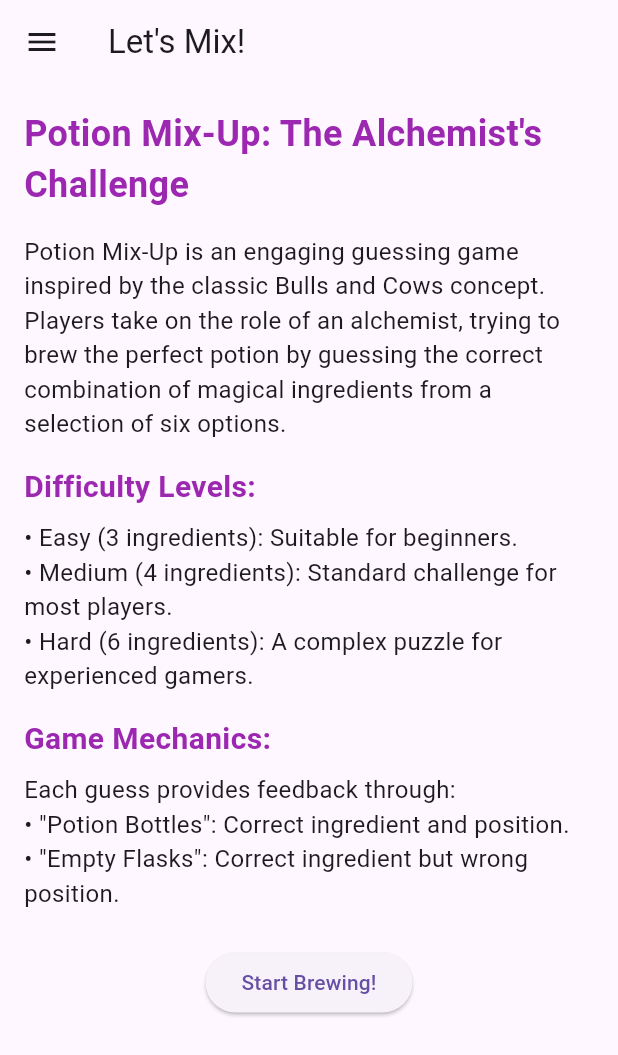
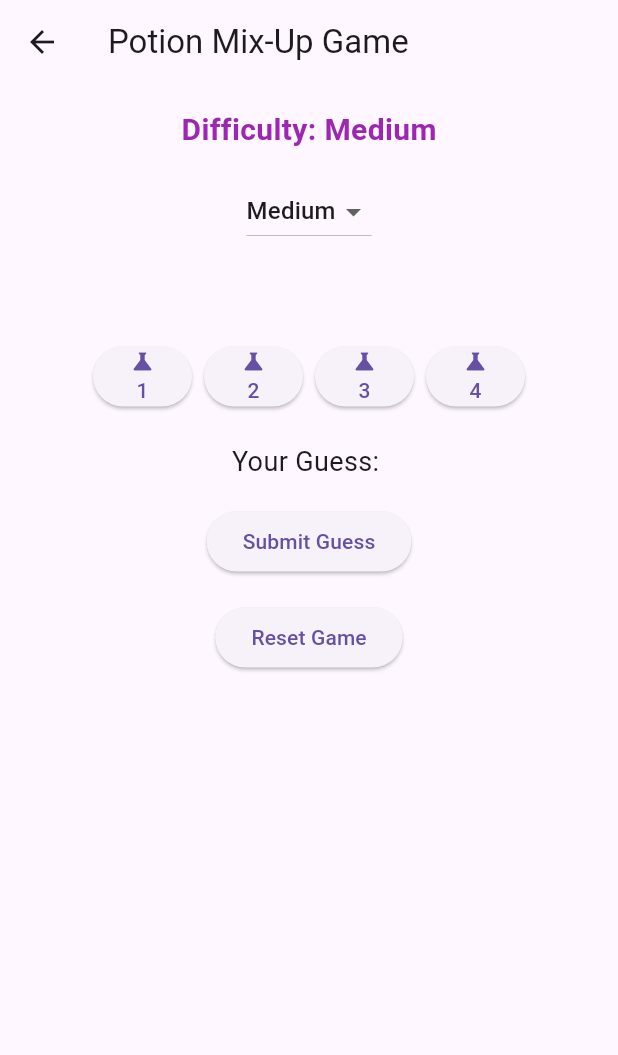
Before and after one commit to andurder/Mojojojo_appdev, a Flutter app: the LetsMixPage screen opened directly, after a tap on "Start Brewing!", on a phone screen of 412 x 824 dp. Shown: the top 1055 px of the screen. Run offline on Flutter 3.47's test engine with Material 3 defaults, Android fonts, the light colour scheme and no system bars.

Commit message:
2nd commit

```diff
--- a/trial1/potion_mixup/lib/game.dart
+++ b/trial1/potion_mixup/lib/game.dart
@@ -1,4 +1,5 @@
 import 'package:flutter/material.dart';
+import 'dart:math';
 import 'main.dart';
 
 class LetsMixPage extends StatelessWidget {
@@ -7,7 +8,9 @@ class LetsMixPage extends StatelessWidget {
     return Scaffold(
       appBar: AppBar(title: Text('Let\'s Mix!')),
       drawer: MainDrawer(),
-      body: Padding(
+      body: SingleChildScrollView(
+        // Fix for bottom overflow
+        child: Padding(
           padding: EdgeInsets.all(16.0),
           child: Column(
             crossAxisAlignment: CrossAxisAlignment.start,
@@ -73,9 +76,194 @@ class LetsMixPage extends StatelessWidget {
               Center(
                 child: ElevatedButton(
                   onPressed: () {
-                  // Navigate to game setup page (to be implemented)
+                    Navigator.push(
+                      context,
+                      MaterialPageRoute(builder: (context) => GamePage()),
+                    );
                   },
                   child: Text('Start Brewing!'),
+                ),
+              ),
+            ],
+          ),
+        ),
+      ),
+    );
+  }
+}
+
+class GamePage extends StatefulWidget {
+  @override
+  _GamePageState createState() => _GamePageState();
+}
+
+class _GamePageState extends State<GamePage> {
+  final Random _random = Random();
+  List<int> secretCode = [];
+  List<int> currentGuess = [];
+  List<String> guessHistory = [];
+  int maxIngredients = 6; // Adjusts based on difficulty
+  String feedback = "";
+  String selectedDifficulty = "Medium"; // Default difficulty
+
+  void generateSecretCode(int length) {
+    List<int> symbols = List.generate(maxIngredients, (index) => index + 1);
+    symbols.shuffle(_random);
+    secretCode = symbols.sublist(0, length);
+  }
+
+  void checkGuess() {
+    int potionBottles = 0; // Correct ingredient and position
+    int emptyFlasks = 0; // Correct ingredient, wrong position
+
+    for (int i = 0; i < currentGuess.length; i++) {
+      if (currentGuess[i] == secretCode[i]) {
+        potionBottles++;
+      } else if (secretCode.contains(currentGuess[i])) {
+        emptyFlasks++;
+      }
+    }
+
+    setState(() {
+      feedback = "Potion Bottles: $potionBottles, Empty Flasks: $emptyFlasks";
+      guessHistory.add("Guess: ${currentGuess.join(", ")} | $feedback");
+      currentGuess.clear();
+    });
+  }
+
+  void setDifficulty(String difficulty) {
+    setState(() {
+      selectedDifficulty = difficulty;
+      switch (difficulty) {
+        case "Easy":
+          maxIngredients = 3;
+          break;
+        case "Medium":
+          maxIngredients = 4;
+          break;
+        case "Hard":
+          maxIngredients = 6;
+          break;
+      }
+      currentGuess.clear();
+      feedback = "";
+      guessHistory.clear();
+      generateSecretCode(maxIngredients);
+    });
+  }
+
+  @override
+  void initState() {
+    super.initState();
+    setDifficulty("Medium"); // Initialize with Medium difficulty
+  }
+
+  @override
+  Widget build(BuildContext context) {
+    return Scaffold(
+      appBar: AppBar(title: Text('Potion Mix-Up Game')),
+      body: Padding(
+        padding: EdgeInsets.all(16.0),
+        child: Column(
+          crossAxisAlignment: CrossAxisAlignment.center,
+          children: [
+            Text(
+              'Difficulty: $selectedDifficulty',
+              style: TextStyle(
+                fontSize: 20,
+                fontWeight: FontWeight.bold,
+                color: Colors.purple,
+              ),
+            ),
+            SizedBox(height: 16),
+            DropdownButton<String>(
+              value: selectedDifficulty,
+              items: ["Easy", "Medium", "Hard"].map((String value) {
+                return DropdownMenuItem<String>(
+                  value: value,
+                  child: Text(value),
+                );
+              }).toList(),
+              onChanged: (newValue) {
+                if (newValue != null) {
+                  setDifficulty(newValue);
+                }
+              },
+            ),
+            SizedBox(height: 16),
+            Text(
+              feedback,
+              style: TextStyle(
+                fontSize: 18,
+                fontWeight: FontWeight.bold,
+                color: Colors.red,
+              ),
+            ),
+            SizedBox(height: 16),
+            Row(
+              mainAxisAlignment: MainAxisAlignment.center,
+              children: List.generate(maxIngredients, (index) {
+                return Padding(
+                  padding: EdgeInsets.all(4.0),
+                  child: ElevatedButton(
+                    onPressed: () {
+                      if (currentGuess.length < secretCode.length) {
+                        setState(() {
+                          currentGuess.add(index + 1);
+                        });
+                      }
+                    },
+                    child: Column(
+                      children: [
+                        Icon(Icons.science), // Placeholder icon
+                        Text('${index + 1}')
+                      ],
+                    ),
+                  ),
+                );
+              }),
+            ),
+            SizedBox(height: 16),
+            Text(
+              'Your Guess: ${currentGuess.join(", ")}',
+              style: TextStyle(fontSize: 18),
+            ),
+            SizedBox(height: 16),
+            ElevatedButton(
+              onPressed: () {
+                if (currentGuess.length == secretCode.length) {
+                  checkGuess();
+                } else {
+                  setState(() {
+                    feedback =
+                        "Incomplete guess. Please enter ${secretCode.length} numbers.";
+                  });
+                }
+              },
+              child: Text('Submit Guess'),
+            ),
+            SizedBox(height: 16),
+            ElevatedButton(
+              onPressed: () {
+                setState(() {
+                  currentGuess.clear();
+                  generateSecretCode(
+                      maxIngredients); // Regenerate the secret code
+                  feedback = "";
+                  guessHistory.clear();
+                });
+              },
+              child: Text('Reset Game'),
+            ),
+            SizedBox(height: 16),
+            Expanded(
+              child: ListView.builder(
+                itemCount: guessHistory.length,
+                itemBuilder: (context, index) {
+                  return ListTile(
+                    title: Text(guessHistory[index]),
+                  );
+                },
               ),
             ),
           ],
```
Lines whose indentation alone changed are shown as unchanged.
